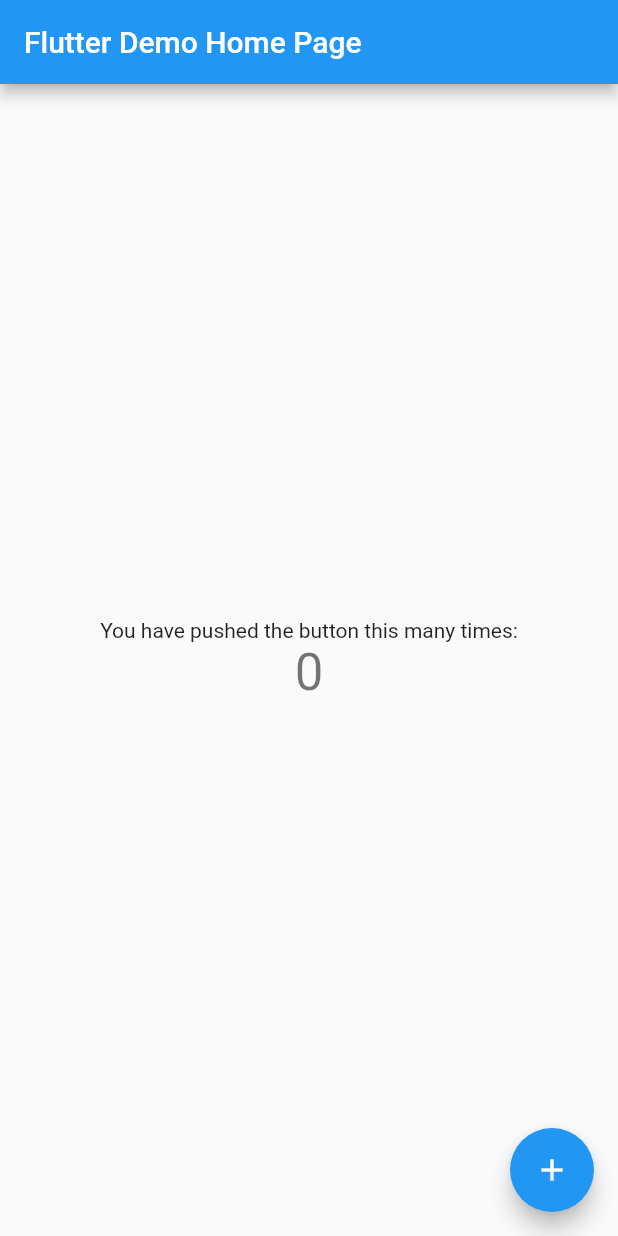
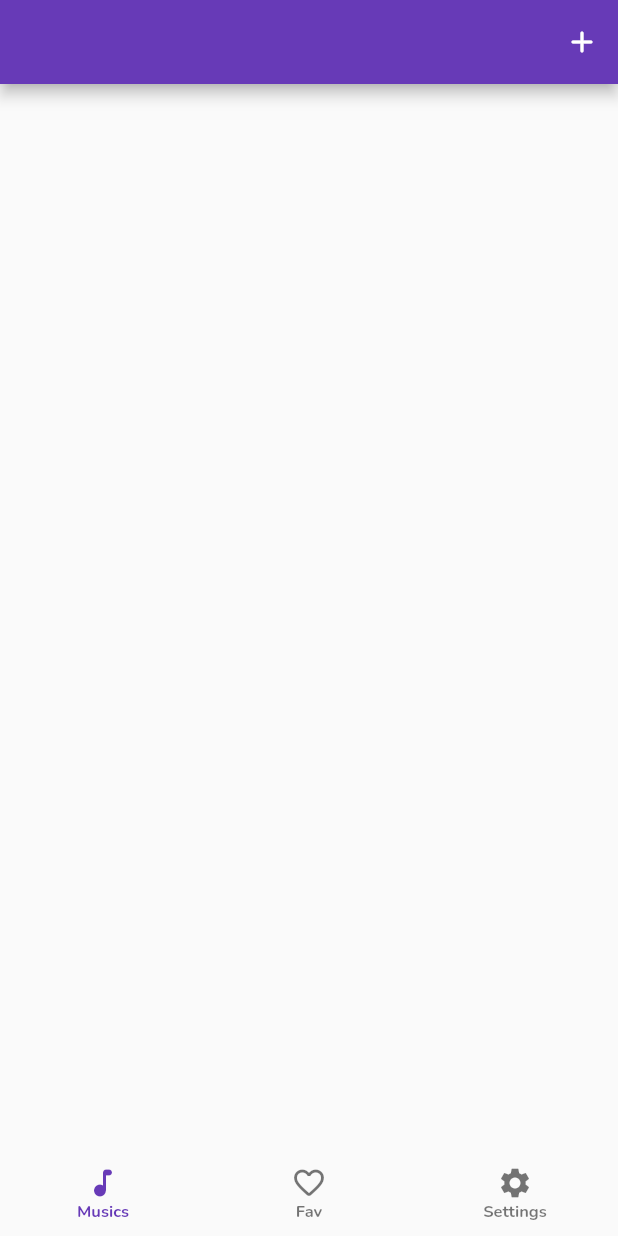
Before and after one commit to sina-moradbakhti/ace_player, a Flutter app: the screen it shows after launch, on a phone screen of 412 x 824 dp. Run offline on Flutter 3.47's test engine with Material 2 defaults, Android fonts, the phone set to English and light mode, and no system bars; our stand-ins replace file_picker, get, get_storage, just_audio; missing offline and left inert: id3; statements that could not run were skipped.

Commit message:
huge update - added libs - added resources - play song - get artwork and metadata - pick files from device

```diff
--- /dev/null
+++ b/lib/blocs/base.bloc.dart
@@ -0,0 +1,3 @@
+import 'package:get/get.dart';
+
+class BlocBase extends GetxController {}
--- /dev/null
+++ b/lib/blocs/navigation.bloc.dart
@@ -0,0 +1,11 @@
+import 'package:ace_player/blocs/base.bloc.dart';
+import 'package:get/get.dart';
+
+class NavigationBloc extends BlocBase {
+  var selectedNavItem = 0.obs;
+
+  @override
+  void onInit() {
+    super.onInit();
+  }
+}
--- /dev/null
+++ b/lib/components/navigation.dart
@@ -0,0 +1,38 @@
+import 'package:ace_player/blocs/navigation.bloc.dart';
+import 'package:ace_player/configs.dart';
+import 'package:flutter/material.dart';
+import 'package:get/get.dart';
+
+class MainBottomNavigation extends StatelessWidget {
+  MainBottomNavigation({super.key});
+
+  final bloc = Get.put(NavigationBloc());
+
+  @override
+  Widget build(BuildContext context) {
+    return Obx(() => BottomNavigationBar(
+          items: const [
+            BottomNavigationBarItem(
+              label: 'Musics',
+              icon: Icon(Icons.queue_music_sharp),
+              activeIcon: Icon(Icons.music_note_rounded),
+            ),
+            BottomNavigationBarItem(
+                label: 'Fav',
+                icon: Icon(Icons.favorite_border_rounded),
+                activeIcon: Icon(Icons.favorite_rounded)),
+            BottomNavigationBarItem(
+                label: 'Settings',
+                icon: Icon(Icons.settings),
+                activeIcon: Icon(Icons.settings_suggest_rounded))
+          ],
+          elevation: 0,
+          selectedLabelStyle:
+              AppTextStyles.caption3.copyWith(fontWeight: FontWeight.w700),
+          unselectedLabelStyle:
+              AppTextStyles.caption3.copyWith(fontWeight: FontWeight.w700),
+          currentIndex: bloc.selectedNavItem.value,
+          onTap: (navItem) => bloc.selectedNavItem.value = navItem,
+        ));
+  }
+}
--- /dev/null
+++ b/lib/configs.dart
@@ -0,0 +1,123 @@
+import 'package:ace_player/page/home.page.dart';
+import 'package:ace_player/page/splash.page.dart';
+import 'package:ace_player/routes.dart';
+import 'package:flutter/material.dart';
+import 'package:get/route_manager.dart';
+
+class AppConfigs {
+  static final AppConfigs _singleton = AppConfigs._internal();
+  factory AppConfigs() {
+    return _singleton;
+  }
+  AppConfigs._internal();
+
+  // General variables
+  static const String appTitle = 'AcePlayer';
+  static const String baseApiUrl = 'xxx';
+  static const String baseUrl = 'xxxx';
+  static const String version = '1.0.0';
+
+  // App routes and pages
+  static List<GetPage> pages = [
+    GetPage(name: AppRoutes.splash, page: () => SplashPage()),
+    GetPage(name: AppRoutes.main, page: () => HomePage()),
+  ];
+
+  // Main Theme & data
+  static ThemeData appThemeData = ThemeData(
+      primarySwatch: Colors.deepPurple,
+      fontFamily: 'Nunito',
+      textTheme: _appTextTheme,
+      inputDecorationTheme: InputDecorationTheme(
+        border: _outlineInputBorder,
+        isDense: true,
+        filled: true,
+        enabledBorder: _outlineInputBorder,
+        errorBorder: _outlineInputBorder,
+        disabledBorder: _outlineInputBorder,
+        // focusedBorder: _outlineInputBorder,
+        // focusedErrorBorder: _outlineInputBorder,
+      ),
+      scaffoldBackgroundColor: AppColors.scaffoldBackground);
+
+  static const TextTheme _appTextTheme = TextTheme();
+  static final InputBorder _outlineInputBorder = OutlineInputBorder(
+      borderRadius: BorderRadius.circular(7),
+      borderSide: BorderSide(
+          width: 1, color: const Color(0xff000000).withOpacity(0.25)));
+
+  // Storage Keys
+  static String storageKeyIsUserLoggedIn = 'STORAGE_IS_USER_LOGGED_IN';
+  static String storageKeyUserStatus = 'STORAGE_USER_STATUS';
+  static String storageKeyUserToken = 'STORAGE_USER_TOKEN';
+  static String storageKeyUserData = 'STORAGE_USER_DATA';
+}
+
+enum StorageKeyUserStatusValue { unCompleteProfile, active, pending }
+
+class AppColors {
+  AppColors._();
+
+  static Color mainBlue = const Color(0xff1877F2);
+  static Color mainGreen = const Color(0xff14AC59);
+  static Color mainRed = const Color(0xffD80027);
+  static Color lightGrey = const Color(0xffF3F3F3);
+  static Color grey = const Color(0xffcccccc);
+  static Color medGrey = const Color.fromARGB(255, 223, 223, 223);
+  static Color darkGrey = const Color(0xff606060);
+  static Color textBlackColor = const Color(0xff040921);
+  static Color scaffoldBackground = const Color(0xffFAFAFA);
+
+  static LinearGradient blueGreenLightGradient = LinearGradient(colors: [
+    AppColors.mainBlue.withOpacity(0.08),
+    AppColors.mainGreen.withOpacity(0.08)
+  ]);
+
+  static LinearGradient blueGreenGradient =
+      LinearGradient(colors: [AppColors.mainBlue, AppColors.mainGreen]);
+
+  static BoxShadow lightShadow1 = BoxShadow(
+      color: Colors.grey.withOpacity(0.1),
+      spreadRadius: 3,
+      blurRadius: 5,
+      offset: const Offset(0, 2));
+}
+
+class AppTextStyles {
+  AppTextStyles._();
+
+  static TextStyle headline1 = TextStyle(
+      fontSize: 26,
+      fontWeight: FontWeight.w800,
+      color: AppColors.textBlackColor);
+
+  static TextStyle headline2 = TextStyle(
+      fontSize: 23,
+      fontWeight: FontWeight.w800,
+      color: AppColors.textBlackColor);
+
+  static TextStyle headline3 = TextStyle(
+      fontSize: 20,
+      fontWeight: FontWeight.w800,
+      color: AppColors.textBlackColor);
+
+  static TextStyle caption1 = TextStyle(
+      fontSize: 17,
+      fontWeight: FontWeight.w400,
+      color: AppColors.textBlackColor);
+
+  static TextStyle caption2 = TextStyle(
+      fontSize: 14,
+      fontWeight: FontWeight.w400,
+      color: AppColors.textBlackColor);
+
+  static TextStyle caption3 = TextStyle(
+      fontSize: 11,
+      fontWeight: FontWeight.w400,
+      color: AppColors.textBlackColor);
+
+  static TextStyle normal = TextStyle(
+      fontSize: 14,
+      fontWeight: FontWeight.w500,
+      color: AppColors.textBlackColor);
+}
--- a/lib/main.dart
+++ b/lib/main.dart
@@ -1,115 +1,29 @@
+import 'package:ace_player/configs.dart';
+import 'package:ace_player/routes.dart';
 import 'package:flutter/material.dart';
+import 'package:get/get.dart';
+import 'package:get_storage/get_storage.dart';
 
-void main() {
+void main() async {
+  WidgetsFlutterBinding.ensureInitialized();
+  await GetStorage.init();
   runApp(const MyApp());
 }
 
 class MyApp extends StatelessWidget {
   const MyApp({super.key});
 
-  // This widget is the root of your application.
   @override
   Widget build(BuildContext context) {
-    return MaterialApp(
-      title: 'Flutter Demo',
-      theme: ThemeData(
-        // This is the theme of your application.
-        //
-        // Try running your application with "flutter run". You'll see the
-        // application has a blue toolbar. Then, without quitting the app, try
-        // changing the primarySwatch below to Colors.green and then invoke
-        // "hot reload" (press "r" in the console where you ran "flutter run",
-        // or simply save your changes to "hot reload" in a Flutter IDE).
-        // Notice that the counter didn't reset back to zero; the application
-        // is not restarted.
-        primarySwatch: Colors.blue,
+    return GetMaterialApp(
+      title: AppConfigs.appTitle,
+      theme: AppConfigs.appThemeData,
+      initialRoute: AppRoutes.splash,
+      getPages: AppConfigs.pages,
+      builder: (context, child) => GestureDetector(
+        onTap: () => FocusScope.of(context).requestFocus(FocusNode()),
+        child: child,
       ),
-      home: const MyHomePage(title: 'Flutter Demo Home Page'),
     );
   }
 }
-
-class MyHomePage extends StatefulWidget {
-  const MyHomePage({super.key, required this.title});
-
-  // This widget is the home page of your application. It is stateful, meaning
-  // that it has a State object (defined below) that contains fields that affect
-  // how it looks.
-
-  // This class is the configuration for the state. It holds the values (in this
-  // case the title) provided by the parent (in this case the App widget) and
-  // used by the build method of the State. Fields in a Widget subclass are
-  // always marked "final".
-
-  final String title;
-
-  @override
-  State<MyHomePage> createState() => _MyHomePageState();
-}
-
-class _MyHomePageState extends State<MyHomePage> {
-  int _counter = 0;
-
-  void _incrementCounter() {
-    setState(() {
-      // This call to setState tells the Flutter framework that something has
-      // changed in this State, which causes it to rerun the build method below
-      // so that the display can reflect the updated values. If we changed
-      // _counter without calling setState(), then the build method would not be
-      // called again, and so nothing would appear to happen.
-      _counter++;
-    });
-  }
-
-  @override
-  Widget build(BuildContext context) {
-    // This method is rerun every time setState is called, for instance as done
-    // by the _incrementCounter method above.
-    //
-    // The Flutter framework has been optimized to make rerunning build methods
-    // fast, so that you can just rebuild anything that needs updating rather
-    // than having to individually change instances of widgets.
-    return Scaffold(
-      appBar: AppBar(
-        // Here we take the value from the MyHomePage object that was created by
-        // the App.build method, and use it to set our appbar title.
-        title: Text(widget.title),
-      ),
-      body: Center(
-        // Center is a layout widget. It takes a single child and positions it
-        // in the middle of the parent.
-        child: Column(
-          // Column is also a layout widget. It takes a list of children and
-          // arranges them vertically. By default, it sizes itself to fit its
-          // children horizontally, and tries to be as tall as its parent.
-          //
-          // Invoke "debug painting" (press "p" in the console, choose the
-          // "Toggle Debug Paint" action from the Flutter Inspector in Android
-          // Studio, or the "Toggle Debug Paint" command in Visual Studio Code)
-          // to see the wireframe for each widget.
-          //
-          // Column has various properties to control how it sizes itself and
-          // how it positions its children. Here we use mainAxisAlignment to
-          // center the children vertically; the main axis here is the vertical
-          // axis because Columns are vertical (the cross axis would be
-          // horizontal).
-          mainAxisAlignment: MainAxisAlignment.center,
-          children: <Widget>[
-            const Text(
-              'You have pushed the button this many times:',
-            ),
-            Text(
-              '$_counter',
-              style: Theme.of(context).textTheme.headline4,
-            ),
-          ],
-        ),
-      ),
-      floatingActionButton: FloatingActionButton(
-        onPressed: _incrementCounter,
-        tooltip: 'Increment',
-        child: const Icon(Icons.add),
-      ), // This trailing comma makes auto-formatting nicer for build methods.
-    );
-  }
-}
--- /dev/null
+++ b/lib/page/home.page.dart
@@ -0,0 +1,29 @@
+import 'package:ace_player/blocs/home.bloc.dart';
+import 'package:ace_player/components/navigation.dart';
+import 'package:ace_player/page/favs.view.dart';
+import 'package:ace_player/page/musics.view.dart';
+import 'package:ace_player/page/settings.view.dart';
+import 'package:flutter/material.dart';
+import 'package:get/get.dart';
+
+class HomePage extends StatelessWidget {
+  HomePage({super.key});
+
+  final bloc = Get.put(HomeBloc());
+
+  @override
+  Widget build(BuildContext context) {
+    return Scaffold(
+      appBar: AppBar(
+        actions: [
+          IconButton(onPressed: bloc.import, icon: Icon(Icons.add_rounded))
+        ],
+      ),
+      body: PageView(
+        controller: bloc.pageController,
+        children: [MusicsView(), FavsView(), SettingsView()],
+      ),
+      bottomNavigationBar: MainBottomNavigation(),
+    );
+  }
+}
--- /dev/null
+++ b/lib/page/musics.view.dart
@@ -0,0 +1,38 @@
+import 'package:ace_player/blocs/home.bloc.dart';
+import 'package:flutter/material.dart';
+import 'package:get/get.dart';
+
+class MusicsView extends StatelessWidget {
+  MusicsView({super.key});
+
+  final bloc = Get.find<HomeBloc>();
+
+  @override
+  Widget build(BuildContext context) {
+    return Container(
+      padding: const EdgeInsets.all(24),
+      child: StreamBuilder(
+        stream: bloc.updateList.stream,
+        builder: (context, snapshot) => ListView.separated(
+          itemBuilder: (context, index) => Container(
+            child: Obx(() => Row(
+                  children: [
+                    bloc.currentIndexPlaying.value.toString() ==
+                            index.toString()
+                        ? IconButton(
+                            onPressed: () => bloc.pause(),
+                            icon: const Icon(Icons.pause_rounded))
+                        : IconButton(
+                            onPressed: () => bloc.listenMusic(index),
+                            icon: const Icon(Icons.play_arrow_rounded)),
+                    Text(bloc.musicList[index]['name'] ?? ''),
+                  ],
+                )),
+          ),
+          itemCount: bloc.musicList.length,
+          separatorBuilder: (context, index) => const Divider(),
+        ),
+      ),
+    );
+  }
+}
--- /dev/null
+++ b/lib/routes.dart
@@ -0,0 +1,10 @@
+class AppRoutes {
+  static final AppRoutes _singleton = AppRoutes._internal();
+  factory AppRoutes() {
+    return _singleton;
+  }
+  AppRoutes._internal();
+
+  static const String splash = '/splash';
+  static const String main = '/main';
+}
```
Also changed, not shown: lib/blocs/home.bloc.dart (added, +68 -0 lines), lib/blocs/splash.bloc.dart (added, +18 -0 lines), lib/page/favs.view.dart (added, +10 -0 lines), lib/page/settings.view.dart (added, +10 -0 lines), lib/page/splash.page.dart (added, +37 -0 lines), pubspec.yaml (+6 -2 lines), pubspec.lock, 8 other files.
